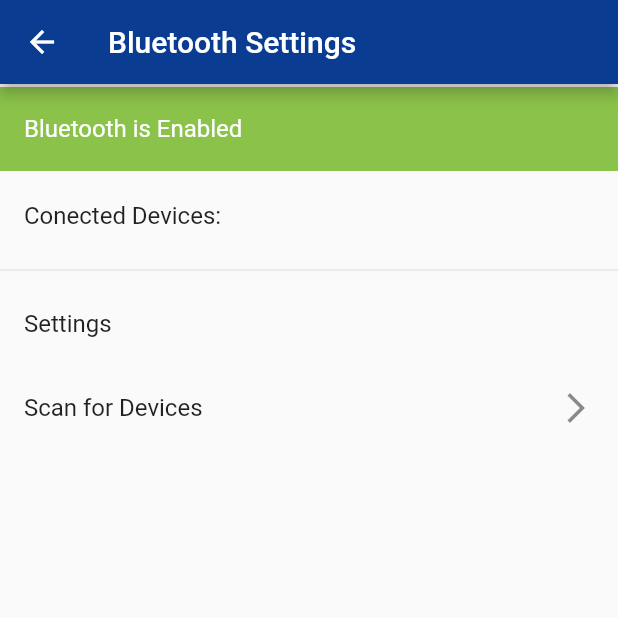
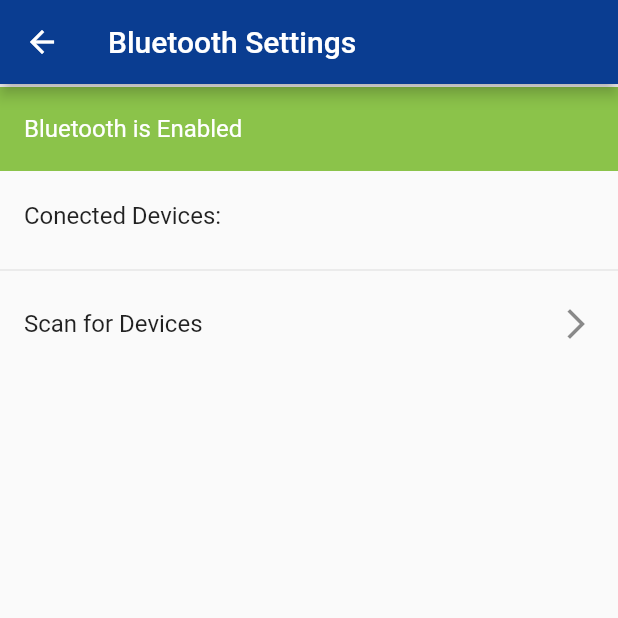
Before and after one commit to umr-ds/bluera, a Flutter app: the BluetoothSettingsScreen screen opened directly, on a phone screen of 412 x 824 dp, the top half of it. Run offline on Flutter 3.47's test engine with Material 2 defaults, Android fonts, the phone set to English and light mode, and no system bars; our stand-ins replace convert, flutter_blue.

Commit message:
Remove 'Settings' header in bluetooth settings screen (fixes #2)

```diff
--- a/lib/screens/BluetoothSettings.dart
+++ b/lib/screens/BluetoothSettings.dart
@@ -74,9 +74,6 @@ class BluetoothOnScreen extends StatelessWidget {
               ),
             ),
             Divider(),
-            ListTile(
-              title: Text("Settings"),
-            ),
             ListTile(
               title: Text("Scan for Devices"),
               onTap: () {
```
